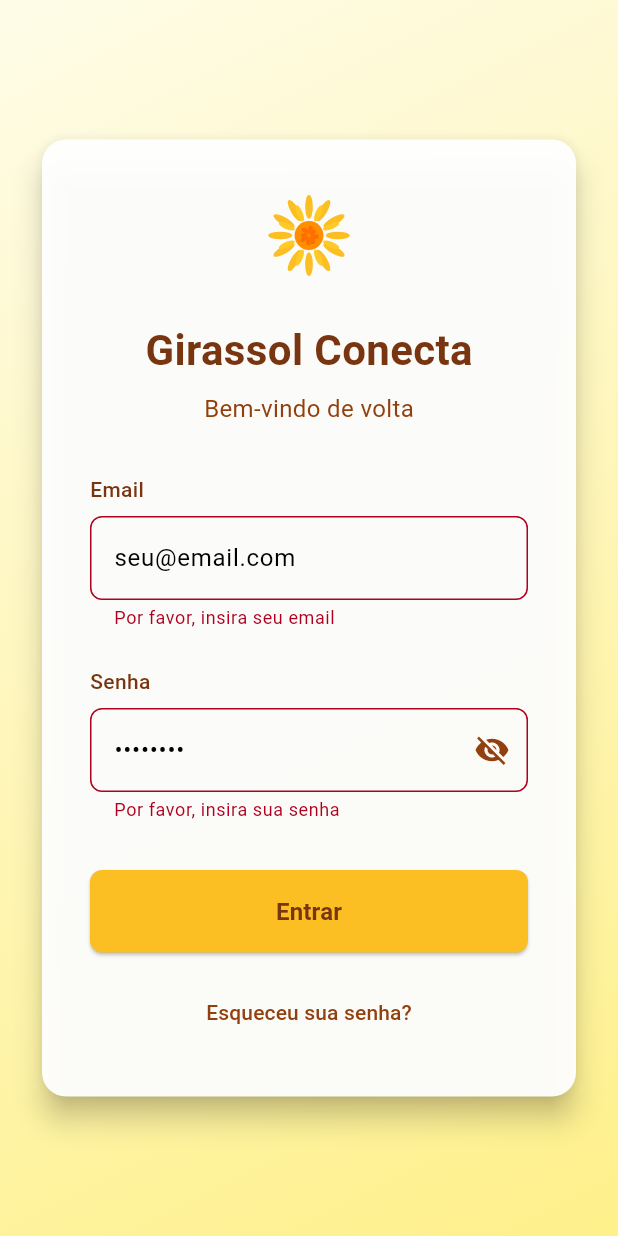
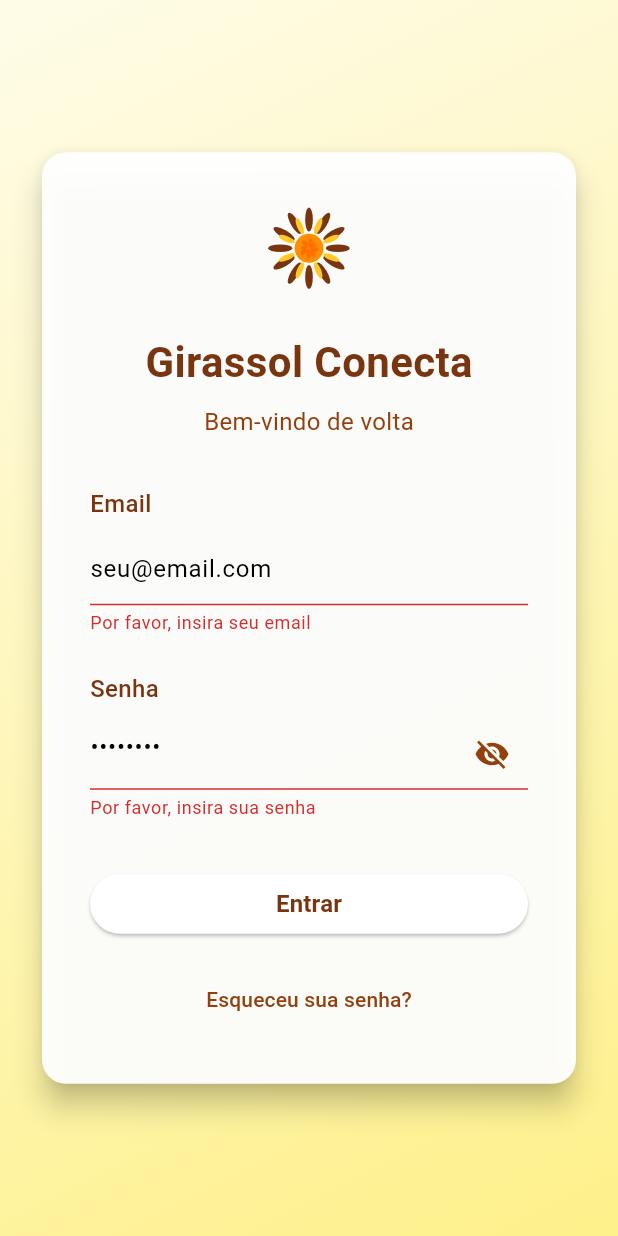
Before and after one commit to Schroderphill/Girassol_Conecta, a Flutter app: the screen it shows after launch, after a tap on "Entrar", on a phone screen of 412 x 824 dp. Run offline on Flutter 3.47's test engine with Material 3 defaults, Android fonts, the phone set to English and light mode, and no system bars; our stand-ins replace shared_preferences; network calls fail.

Commit message:
version 1.0.1 login

```diff
--- /dev/null
+++ b/devtools_options.yaml
@@ -0,0 +1,3 @@
+description: This file stores settings for Dart & Flutter DevTools.
+documentation: https://docs.flutter.dev/tools/devtools/extensions#configure-extension-enablement-states
+extensions:
--- a/lib/main.dart
+++ b/lib/main.dart
@@ -1,81 +1,39 @@
 import 'package:flutter/material.dart';
-import 'theme/app_theme.dart';
+import 'package:gc_flutter_app/theme/app_colors.dart';
+import 'screens/splash_page.dart';
 import 'screens/login_page.dart';
-import 'screens/dashboard.dart';
-import 'services/auth_service.dart';
+import 'screens/home_page.dart';
 
 void main() {
-  runApp(const MyApp());
+  runApp(const GirassolConectaApp());
 }
 
-class MyApp extends StatelessWidget {
-  const MyApp({super.key});
+class GirassolConectaApp extends StatelessWidget {
+  const GirassolConectaApp({super.key});
 
   @override
   Widget build(BuildContext context) {
     return MaterialApp(
       title: 'Girassol Conecta',
-      theme: AppTheme.theme,
-      home: const MainScreen(),
       debugShowCheckedModeBanner: false,
+      theme: ThemeData(
+        // Definições globais de tema
+        primaryColor: AppColors.girassolDark,
+        scaffoldBackgroundColor: AppColors.girassolBg,
+        colorScheme: ColorScheme.fromSwatch().copyWith(
+          primary: AppColors.girassolDark,
+          secondary: AppColors.girassolLight,
+        ),
+        textTheme: const TextTheme(
+          bodyMedium: TextStyle(fontSize: 16.0, color: Colors.black87),
+        ),
+      ),
+      // Rota inicial: SplashPage (decide se vai para Login ou Home)
+      home: const SplashPage(),
+      routes: {
+        '/login': (_) => const LoginPage(),
+        '/home': (_) => const HomePage(),
+      },
     );
   }
 }
-
-class MainScreen extends StatefulWidget {
-  const MainScreen({super.key});
-
-  @override
-  State<MainScreen> createState() => _MainScreenState();
-}
-
-class _MainScreenState extends State<MainScreen> {
-  final AuthService _authService = AuthService();
-
-  bool _isLoading = false;
-  bool _isLoggedIn = false;
-
-  void _handleLogin(String email, String password) async {
-    setState(() => _isLoading = true);
-
-    final success = await _authService.login(email, password);
-
-    if (!mounted) return; // Adicione este check
-
-    setState(() {
-      _isLoading = false;
-      _isLoggedIn = success;
-    });
-
-    ScaffoldMessenger.of(context).showSnackBar(
-      SnackBar(
-        content: Text(success
-            ? 'Login realizado com sucesso!'
-            : 'Credenciais inválidas.'),
-        backgroundColor: success ? Colors.green : Colors.red,
-      ),
-    );
-  }
-
-  void _handleLogout() {
-    _authService.logout();
-    setState(() => _isLoggedIn = false);
-
-    ScaffoldMessenger.of(context).showSnackBar(
-      const SnackBar(content: Text('Logout realizado. Até logo!')),
-    );
-  }
-
-  @override
-  Widget build(BuildContext context) {
-    if (_isLoading) {
-      return const Scaffold(
-        body: Center(child: CircularProgressIndicator()),
-      );
-    }
-
-    return _isLoggedIn
-        ? Dashboard(onLogout: _handleLogout)
-        : LoginPage(onLogin: _handleLogin);
-  }
-}
--- a/lib/screens/login_page.dart
+++ b/lib/screens/login_page.dart
@@ -1,32 +1,53 @@
 import 'package:flutter/material.dart';
 import '../widgets/sunflower_icon.dart';
 import '../theme/app_colors.dart';
+import 'package:gc_flutter_app/services/auth_service.dart';
+import 'home_page.dart';
 
 class LoginPage extends StatefulWidget {
-  final Function(String email, String password) onLogin;
-
-  const LoginPage({super.key, required this.onLogin});
+  const LoginPage({super.key});
 
   @override
   State<LoginPage> createState() => _LoginPageState();
 }
 
 class _LoginPageState extends State<LoginPage> {
+  final _formKey = GlobalKey<FormState>();
   final _emailController = TextEditingController();
   final _passwordController = TextEditingController();
-  final _formKey = GlobalKey<FormState>();
+
+  bool _loading = false;
   bool _obscurePassword = true;
 
-  void _handleSubmit() {
-    if (_formKey.currentState!.validate()) {
-      widget.onLogin(_emailController.text, _passwordController.text);
+  Future<void> _handleSubmit() async {
+    if (!_formKey.currentState!.validate()) return;
+
+    setState(() => _loading = true);
+
+    bool success = await AuthService.login(
+      _emailController.text.trim(),
+      _passwordController.text.trim(),
+    );
+
+    setState(() => _loading = false);
+
+    if (success) {
+      Navigator.pushAndRemoveUntil(
+        context,
+        MaterialPageRoute(builder: (_) => const HomePage()),
+        (route) => false,
+      );
+    } else {
+        ScaffoldMessenger.of(context).showSnackBar(
+        const SnackBar(content: Text("Falha no login")),
+      );
     }
   }
 
   @override
   Widget build(BuildContext context) {
     return Scaffold(
-      resizeToAvoidBottomInset: true, // Adicione esta linha
+      resizeToAvoidBottomInset: true,
       body: Container(
         decoration: const BoxDecoration(
           gradient: LinearGradient(
@@ -41,7 +62,6 @@ class _LoginPageState extends State<LoginPage> {
               padding: const EdgeInsets.all(24.0),
               child: Card(
                 elevation: 8,
-
                 color: AppColors.card.withOpacity(0.95),
                 shape: RoundedRectangleBorder(
                   borderRadius: BorderRadius.circular(16),
@@ -144,8 +164,17 @@ class _LoginPageState extends State<LoginPage> {
                               SizedBox(
                                 width: double.infinity,
                                 child: ElevatedButton(
-                                  onPressed: _handleSubmit,
-                                  child: const Text(
+                                  onPressed: _loading ? null : _handleSubmit,
+                                  child: _loading
+                                      ? const SizedBox(
+                                          height: 20,
+                                          width: 20,
+                                          child: CircularProgressIndicator(
+                                            strokeWidth: 2,
+                                            color: Colors.white,
+                                          ),
+                                        )
+                                      : const Text(
                                           'Entrar',
                                           style: TextStyle(
                                             fontSize: 16,
@@ -157,7 +186,9 @@ class _LoginPageState extends State<LoginPage> {
                               const SizedBox(height: 16),
                               Center(
                                 child: TextButton(
-                                  onPressed: () {},
+                                  onPressed: () {
+                                    // TODO: implementar "Esqueceu a senha"
+                                  },
                                   child: const Text(
                                     'Esqueceu sua senha?',
                                     style: TextStyle(
--- /dev/null
+++ b/lib/screens/splash_page.dart
@@ -0,0 +1,55 @@
+import 'package:flutter/material.dart';
+import '../theme/app_colors.dart';
+import '../services/auth_service.dart';
+
+class SplashPage extends StatefulWidget {
+  const SplashPage({super.key});
+
+  @override
+  State<SplashPage> createState() => _SplashPageState();
+}
+
+class _SplashPageState extends State<SplashPage> {
+  @override
+  void initState() {
+    super.initState();
+    _checkAuth();
+  }
+
+  Future<void> _checkAuth() async {
+    await Future.delayed(const Duration(seconds: 2)); // tempo da splash
+    bool isLoggedIn = await AuthService.isLoggedIn();
+
+    if (mounted) {
+      if (isLoggedIn) {
+        Navigator.pushReplacementNamed(context, '/home');
+      } else {
+        Navigator.pushReplacementNamed(context, '/login');
+      }
+    }
+  }
+
+  @override
+  Widget build(BuildContext context) {
+    return const Scaffold(
+      backgroundColor: AppColors.girassolBg,
+      body: Center(
+        child: Column(
+          mainAxisAlignment: MainAxisAlignment.center,
+          children: [
+            Icon(Icons.wb_sunny, size: 80, color: AppColors.girassolDark),
+            SizedBox(height: 16),
+            Text(
+              'Girassol Conecta',
+              style: TextStyle(
+                fontSize: 24,
+                fontWeight: FontWeight.bold,
+                color: AppColors.girassolDark,
+              ),
+            ),
+          ],
+        ),
+      ),
+    );
+  }
+}
--- a/pubspec.yaml
+++ b/pubspec.yaml
@@ -30,7 +30,8 @@ environment:
 dependencies:
   flutter:
     sdk: flutter
-
+  http: ^1.2.2
+  shared_preferences: ^2.2.2
   # The following adds the Cupertino Icons font to your application.
   # Use with the CupertinoIcons class for iOS style icons.
   cupertino_icons: ^1.0.8
```
Also changed, not shown: lib/screens/home_page.dart (added, +89 -0 lines), lib/services/auth_service.dart (+30 -12 lines), pubspec.lock. Lines whose indentation alone changed are shown as unchanged.
